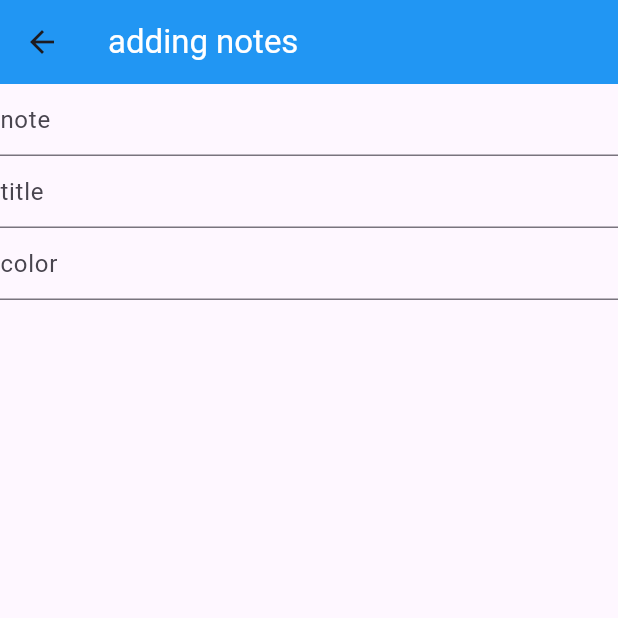
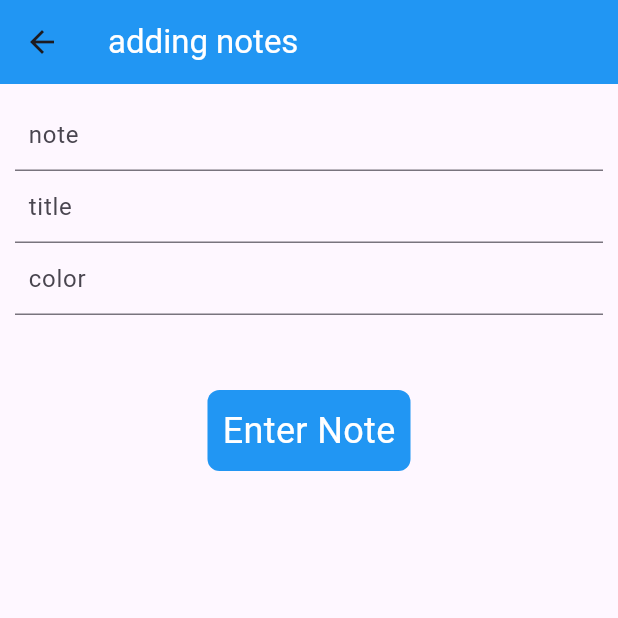
Before and after one commit to m0hamed98ayman/sqflite_project, a Flutter app: the AddNotes screen opened by its route, on a phone screen of 412 x 824 dp, the top half of it. Run offline on Flutter 3.47's test engine with Material 3 defaults, Android fonts, the phone set to English and light mode, and no system bars; our stand-ins replace sqflite; accounts and stored records are empty.

Commit message:
bug fixed

```diff
--- a/lib/add_notes.dart
+++ b/lib/add_notes.dart
@@ -1,8 +1,8 @@
 import 'package:flutter/material.dart';
+import 'package:sqflite_project/sqldb.dart';
 
 class AddNotes extends StatefulWidget {
  const AddNotes({super.key});
-
   @override
   State<AddNotes> createState() => _AddNotesState();
 }
@@ -12,6 +12,7 @@ class _AddNotesState extends State<AddNotes> {
   TextEditingController note = TextEditingController();
   TextEditingController title = TextEditingController();
   TextEditingController color = TextEditingController();
+  SqlDb sqlDb = SqlDb();
 
   @override
   Widget build(BuildContext context) {
@@ -23,26 +24,55 @@ class _AddNotesState extends State<AddNotes> {
             style: TextStyle(color: Colors.white),
           ),
         ),
-        body: Container(
-            child: ListView(
+        body: ListView(
           children: [
             Form(
                 key: formkey,
+                child: Padding(
+                  padding: const EdgeInsets.all(10.0),
                   child: Column(
                     children: [
                       TextFormField(
                         controller: note,
-                      decoration:const InputDecoration(hintText: "note"),
-                    ), TextFormField(
+                        decoration: const InputDecoration(hintText: "  note"),
+                      ),
+                      TextFormField(
                         controller: title,
-                      decoration:const InputDecoration(hintText: "title"),
-                    ), TextFormField(
+                        decoration: const InputDecoration(hintText: "  title"),
+                      ),
+                      TextFormField(
                         controller: color,
-                      decoration:const InputDecoration(hintText: "color"),
+                        decoration: const InputDecoration(hintText: "  color"),
                       ),
+                      const SizedBox(height: 50),
+                      GestureDetector(
+                        onTap: () async {
+                          int response = await sqlDb.insertData('''
+                                           INSERT INTO notes (`note`, `title`,`color`)
+                                           VALUES ("${note.text}","${title.text}","${color.text}")
+                                                      ''');
+                          print('response ==========================');
+                          print(response);
+                        },
+                        child: Container(
+                          decoration: const BoxDecoration(
+                              color: Colors.blue,
+                              borderRadius:
+                                  BorderRadius.all(Radius.circular(8))),
+                          child: const Padding(
+                            padding: EdgeInsets.all(10.0),
+                            child: Text(
+                              "Enter Note",
+                              style:
+                                  TextStyle(color: Colors.white, fontSize: 24),
+                            ),
+                          ),
+                        ),
+                      )
                     ],
+                  ),
                 )),
           ],
-        )));
+        ));
   }
 }
--- a/lib/homepage.dart
+++ b/lib/homepage.dart
@@ -1,9 +1,10 @@
 import 'package:flutter/material.dart';
-import 'package:sqflite_project/add_notes.dart';
 import 'package:sqflite_project/sqldb.dart';
 
 class Home extends StatelessWidget {
   SqlDb sqldb = SqlDb();
+
+  Home({super.key});
 
   Future<List<Map>> readData() async {
     List<Map> response = await sqldb.readData("SELECT * FROM 'notes'");
--- a/lib/sqldb.dart
+++ b/lib/sqldb.dart
@@ -16,7 +16,7 @@ class SqlDb {
     String dataBasePath = await getDatabasesPath();
     String path = join(dataBasePath, 'mydatabaseSQL.db');
     Database mydb = await openDatabase(path,
-        onCreate: _onCreate, onUpgrade: _onUpgrade, version: 3);
+        onCreate: _onCreate, onUpgrade: _onUpgrade, version: 4);
     return mydb;
   }
 
@@ -25,7 +25,7 @@ class SqlDb {
     int oldVersion,
     int newVersion,
   ) async {
-    await db.execute("ALTER TABLE notes ADD COLUMN color TEXT");
+    await db.execute("ALTER TABLE notes ADD COLUMN title TEXT ");
     print('onUpgrade table database =========================');
   }
 
@@ -33,7 +33,8 @@ class SqlDb {
     await db.execute('''
 CREATE TABLE "notes" (
 'id' INTEGER PRIMARY KEY NOT NULL ,
-'note' TEXT NOT NULL
+'note' TEXT NOT NULL ,
+
 )
 ''');
     print('onCreate table database =========================');
--- a/pubspec.yaml
+++ b/pubspec.yaml
@@ -37,6 +37,7 @@ dependencies:
   # Use with the CupertinoIcons class for iOS style icons.
   cupertino_icons: ^1.0.6
 
+  path: any
 dev_dependencies:
   flutter_test:
     sdk: flutter
```
Also changed, not shown: pubspec.lock. Lines whose indentation alone changed are shown as unchanged.
